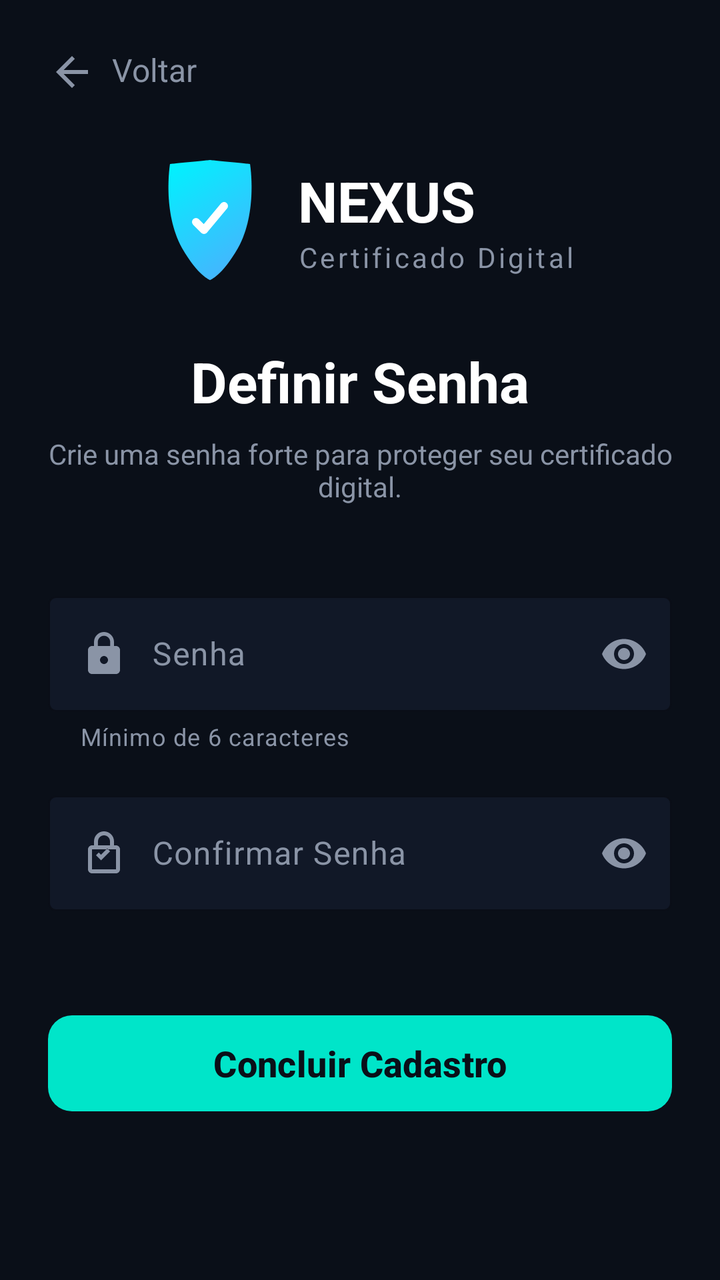
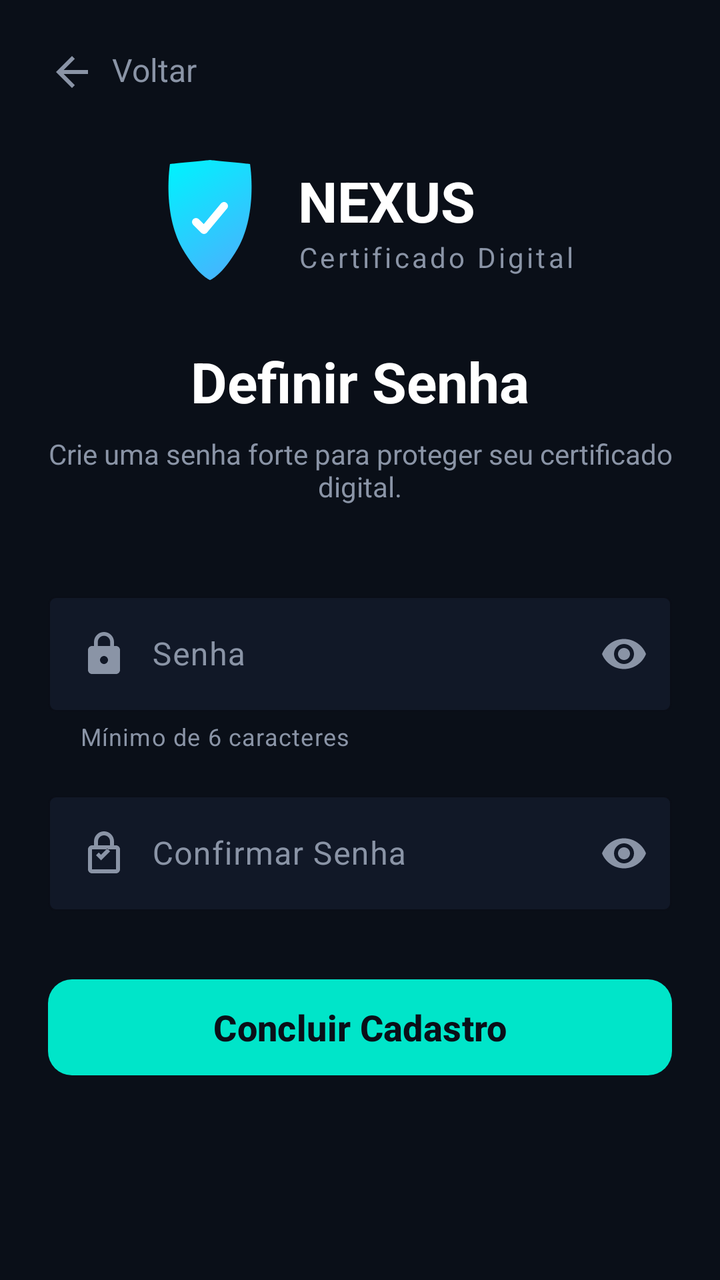

Two renders of the same Android screen: before a commit and after it. Below are the layout's source before the change and the commit's diff.
<!-- AndroidManifest.xml: application theme Theme.NexusCDNuvem -->
<!-- res/layout/activity_password.xml -->
<?xml version="1.0" encoding="utf-8"?>
<ScrollView xmlns:android="http://schemas.android.com/apk/res/android"
    xmlns:app="http://schemas.android.com/apk/res-auto"
    xmlns:tools="http://schemas.android.com/tools"
    android:id="@+id/mainPasswordSetup"
    android:layout_width="match_parent"
    android:layout_height="match_parent"
    android:background="#0A0F18"
    android:fillViewport="true">

    <androidx.constraintlayout.widget.ConstraintLayout
        android:layout_width="match_parent"
        android:layout_height="wrap_content"
        android:padding="24dp">

        
        <TextView
            android:id="@+id/tvBack"
            android:layout_width="wrap_content"
            android:layout_height="wrap_content"
            android:drawablePadding="8dp"
            android:text="Voltar"
            android:textColor="#8A94A6"
            android:textSize="16sp"
            app:drawableStartCompat="@drawable/ic_arrow_back"
            app:layout_constraintStart_toStartOf="parent"
            app:layout_constraintTop_toTopOf="parent" />

        
        <LinearLayout
            android:id="@+id/containerRegisterLogo"
            android:layout_width="wrap_content"
            android:layout_height="wrap_content"
            android:layout_marginTop="30dp"
            android:gravity="center_vertical"
            android:orientation="horizontal"
            app:layout_constraintEnd_toEndOf="parent"
            app:layout_constraintStart_toStartOf="parent"
            app:layout_constraintTop_toBottomOf="@+id/tvBack">

            <ImageView
                android:layout_width="64dp"
                android:layout_height="64dp"
                android:src="@drawable/ic_shield_neon" />

            <LinearLayout
                android:layout_width="wrap_content"
                android:layout_height="wrap_content"
                android:layout_marginStart="12dp"
                android:orientation="vertical">

                <TextView
                    android:id="@+id/tvBrandName"
                    android:layout_width="wrap_content"
                    android:layout_height="wrap_content"
                    android:text="NEXUS"
                    android:textColor="#FFFFFF"
                    android:textSize="28sp"
                    android:textStyle="bold" />

                <TextView
                    android:id="@+id/tvBrandSubtitle"
                    android:layout_width="wrap_content"
                    android:layout_height="wrap_content"
                    android:letterSpacing="0.1"
                    android:text="Certificado Digital"
                    android:textColor="#8A94A6"
                    android:textSize="14sp" />
            </LinearLayout>
        </LinearLayout>

        
        <TextView
            android:id="@+id/tvTitle"
            android:layout_width="wrap_content"
            android:layout_height="wrap_content"
            android:layout_marginTop="30dp"
            android:text="Definir Senha"
            android:textColor="#FFFFFF"
            android:textSize="28sp"
            android:textStyle="bold"
            app:layout_constraintEnd_toEndOf="parent"
            app:layout_constraintStart_toStartOf="parent"
            app:layout_constraintTop_toBottomOf="@+id/containerRegisterLogo" />

        <TextView
            android:id="@+id/tvSubtitle"
            android:layout_width="0dp"
            android:layout_height="wrap_content"
            android:layout_marginTop="8dp"
            android:gravity="center"
            android:text="Crie uma senha forte para proteger seu certificado digital."
            android:textColor="#8A94A6"
            android:textSize="14sp"
            app:layout_constraintEnd_toEndOf="parent"
            app:layout_constraintStart_toStartOf="parent"
            app:layout_constraintTop_toBottomOf="@id/tvTitle" />

        
        <com.google.android.material.textfield.TextInputLayout
            android:id="@+id/tilPassword"
            android:layout_width="0dp"
            android:layout_height="wrap_content"
            android:layout_marginTop="40dp"
            android:hint="Senha"
            android:textColorHint="#8A94A6"
            app:boxBackgroundColor="#111827"
            app:boxStrokeColor="#1F2937"
            app:endIconMode="password_toggle"
            app:endIconTint="#8A94A6"
            app:helperText="Mínimo de 6 caracteres"
            app:helperTextEnabled="true"
            app:helperTextTextColor="#8A94A6"
            app:hintTextColor="#8A94A6"
            app:layout_constraintEnd_toEndOf="parent"
            app:layout_constraintStart_toStartOf="parent"
            app:layout_constraintTop_toBottomOf="@id/tvSubtitle">

            <com.google.android.material.textfield.TextInputEditText
                android:id="@+id/etPassword"
                android:layout_width="match_parent"
                android:layout_height="wrap_content"
                android:drawableStart="@drawable/ic_lock"
                android:drawablePadding="12dp"
                android:imeOptions="actionNext"
                android:inputType="textPassword"
                android:textColor="#FFFFFF" />
        </com.google.android.material.textfield.TextInputLayout>

        
        <com.google.android.material.textfield.TextInputLayout
            android:id="@+id/tilConfirmPassword"
            android:layout_width="0dp"
            android:layout_height="wrap_content"
            android:layout_marginTop="16dp"
            android:hint="Confirmar Senha"
            android:textColorHint="#8A94A6"
            app:boxBackgroundColor="#111827"
            app:boxStrokeColor="#1F2937"
            app:endIconMode="password_toggle"
            app:endIconTint="#8A94A6"
            app:hintTextColor="#8A94A6"
            app:layout_constraintEnd_toEndOf="parent"
            app:layout_constraintStart_toStartOf="parent"
            app:layout_constraintTop_toBottomOf="@id/tilPassword">

            <com.google.android.material.textfield.TextInputEditText
                android:id="@+id/etConfirmPassword"
                android:layout_width="match_parent"
                android:layout_height="wrap_content"
                android:drawableStart="@drawable/ic_lock_check"
                android:drawablePadding="12dp"
                android:imeOptions="actionDone"
                android:inputType="textPassword"
                android:textColor="#FFFFFF" />
        </com.google.android.material.textfield.TextInputLayout>

        
        <com.google.android.material.button.MaterialButton
            android:id="@+id/btnSubmit"
            android:layout_width="0dp"
            android:layout_height="56dp"
            android:layout_marginTop="48dp"
            android:text="Concluir Cadastro"
            android:textAllCaps="false"
            android:textColor="#0A0F18"
            android:textSize="18sp"
            android:textStyle="bold"
            app:backgroundTint="#00E5C9"
            app:cornerRadius="12dp"
            app:layout_constraintEnd_toEndOf="parent"
            app:layout_constraintStart_toStartOf="parent"
            app:layout_constraintTop_toBottomOf="@id/tilConfirmPassword" />

    </androidx.constraintlayout.widget.ConstraintLayout>
</ScrollView>
<!-- resources referenced by this layout -->
<resources>
  <!-- drawable ic_arrow_back (drawable) -->
  <?xml version="1.0" encoding="utf-8"?>
  <vector xmlns:android="http://schemas.android.com/apk/res/android"
      android:width="24dp"
      android:height="24dp"
      android:viewportWidth="24.0"
      android:viewportHeight="24.0"
      android:tint="#8A94A6"> <path
      android:fillColor="#FF000000"
      android:pathData="M20,11H7.83l5.59,-5.59L12,4l-8,8 8,8 1.41,-1.41L7.83,13H20v-2z" />
  </vector>
  <!-- drawable ic_lock (drawable) -->
  <vector xmlns:android="http://schemas.android.com/apk/res/android"
      android:width="24dp"
      android:height="24dp"
      android:viewportWidth="24"
      android:viewportHeight="24"
      android:tint="#8A94A6">
      <path
          android:fillColor="@android:color/white"
          android:pathData="M18,8h-1V6c0-2.76-2.24-5-5-5S7,3.24,7,6v2H6c-1.1,0-2,0.9-2,2v10c0,1.1,0.9,2,2,2h12c1.1,0,2-0.9,2-2V10C20,8.9,19.1,8,18,8z M12,17c-1.1,0-2-0.9-2-2s0.9-2,2-2s2,0.9,2,2S13.1,17,12,17z M15.1,8H8.9V6c0-1.71,1.39-3.1,3.1-3.1c1.71,0,3.1,1.39,3.1,3.1V8z"/>
  </vector>
  <!-- drawable ic_lock_check (drawable) -->
  <vector xmlns:android="http://schemas.android.com/apk/res/android"
      android:width="24dp"
      android:height="24dp"
      android:viewportWidth="24"
      android:viewportHeight="24"
      android:tint="#8A94A6">
      <path
          android:fillColor="@android:color/white"
          android:pathData="M18,8h-1V6c0,-2.76 -2.24,-5 -5,-5S7,3.24 7,6v2H6c-1.1,0 -2,0.9 -2,2v10c0,1.1 0.9,2 2,2h12c1.1,0 2,-0.9 2,-2V10C20,8.9 19.1,8 18,8zM9,6c0,-1.66 1.34,-3 3,-3s3,1.34 3,3v2H9V6zM18,20H6V10h12V20zM10.5,15.5l-2.5,-2.5l1.41,-1.41l1.09,1.09l3.09,-3.09l1.41,1.41l-4.5,4.5z"/>
  </vector>
  <!-- drawable ic_shield_neon (drawable) -->
  <vector xmlns:android="http://schemas.android.com/apk/res/android"
      xmlns:aapt="http://schemas.android.com/aapt"
      android:width="64dp"
      android:height="64dp"
      android:viewportWidth="64"
      android:viewportHeight="64">
  
      <path
          android:pathData="M12,4C12,4 32,2 32,2C32,2 52,4 52,4C52,4 56,28 46,46C38,60 32,62 32,62C32,62 26,60 18,46C8,28 12,4 12,4Z">
          <aapt:attr name="android:fillColor">
              <gradient
                  android:startColor="#00F2FE"
                  android:endColor="#4FACFE"
                  android:type="linear"
                  android:startX="12"
                  android:startY="4"
                  android:endX="52"
                  android:endY="62" />
          </aapt:attr>
      </path>
  
      <path
          android:pathData="M25,33L29,37L39,25"
          android:strokeColor="#FFFFFF"
          android:strokeWidth="4"
          android:strokeLineCap="round"
          android:strokeLineJoin="round"/>
  </vector>
  <style name="Theme.NexusCDNuvem" parent="Base.Theme.NexusCDNuvem" />
  <style name="Base.Theme.NexusCDNuvem" parent="Theme.Material3.DayNight.NoActionBar">
          
          
      </style>
</resources>

<!-- the commit's change to res/layout/activity_password.xml (unified diff, before → after) -->
@@ -155,12 +155,44 @@
                 android:textColor="#FFFFFF" />
         </com.google.android.material.textfield.TextInputLayout>
 
-        
+        <ProgressBar
+            android:id="@+id/progressBarRegis"
+            style="?android:attr/progressBarStyle"
+            android:layout_width="wrap_content"
+            android:layout_height="wrap_content"
+            android:layout_gravity="center_horizontal"
+            android:indeterminateTint="#00E5FF"
+            android:layout_marginTop="30dp"
+            android:visibility="gone"
+            app:layout_constraintEnd_toEndOf="parent"
+            app:layout_constraintHorizontal_bias="0.5"
+            app:layout_constraintStart_toStartOf="parent"
+            app:layout_constraintTop_toBottomOf="@+id/tilConfirmPassword"
+            tools:visibility="visible" />
+
+        
+
+        <TextView
+            android:id="@+id/txtAuthRegis"
+            android:layout_width="wrap_content"
+            android:layout_height="wrap_content"
+            android:layout_gravity="center_horizontal"
+            android:layout_marginTop="15dp"
+            android:text="Autenticando..."
+            android:textColor="#94A3B8"
+            android:textSize="14sp"
+            android:visibility="gone"
+            app:layout_constraintEnd_toEndOf="parent"
+            app:layout_constraintHorizontal_bias="0.5"
+            app:layout_constraintStart_toStartOf="parent"
+            app:layout_constraintTop_toBottomOf="@+id/progressBar"
+            tools:visibility="visible" />
+
         <com.google.android.material.button.MaterialButton
             android:id="@+id/btnSubmit"
             android:layout_width="0dp"
             android:layout_height="56dp"
-            android:layout_marginTop="48dp"
+            android:layout_marginTop="30dp"
             android:text="Concluir Cadastro"
             android:textAllCaps="false"
             android:textColor="#0A0F18"
@@ -169,8 +201,9 @@
             app:backgroundTint="#00E5C9"
             app:cornerRadius="12dp"
             app:layout_constraintEnd_toEndOf="parent"
-            app:layout_constraintStart_toStartOf="parent"
-            app:layout_constraintTop_toBottomOf="@id/tilConfirmPassword" />
+            app:layout_constraintHorizontal_bias="0.0"
+            app:layout_constraintStart_toStartOf="parent"
+            app:layout_constraintTop_toBottomOf="@+id/tilConfirmPassword" />
 
     </androidx.constraintlayout.widget.ConstraintLayout>
 </ScrollView>
